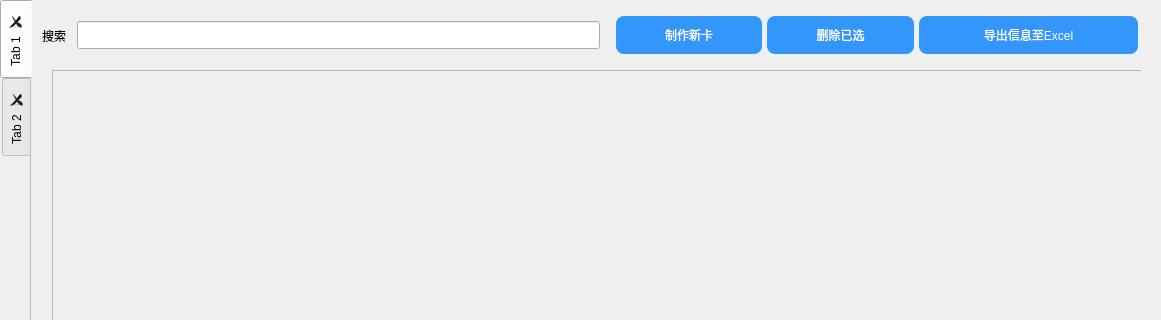
Before: the Qt Designer form visualizationSrc/qtUI/CardControler/cardControler.ui in NWYLZW/A-Language-IDE, drawn with Qt 5; both pictures show x 0 to 1161 and y 0 to 320 of the 1161 by 668 pixel window.
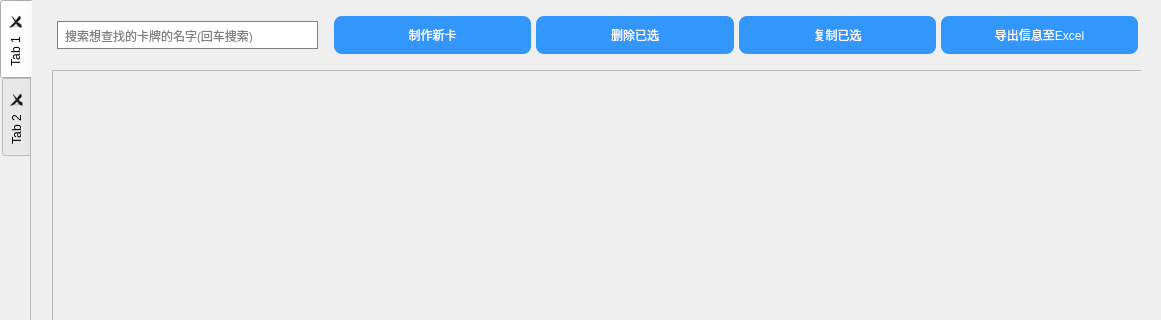
After: the same form once the commit is applied.

```diff
--- a/visualizationSrc/qtUI/CardControler/cardControler.ui
+++ b/visualizationSrc/qtUI/CardControler/cardControler.ui
@@ -73,31 +73,25 @@
     <widget class="QWidget" name="horizontalLayoutWidget_3">
      <property name="geometry">
       <rect>
-       <x>10</x>
+       <x>20</x>
        <y>10</y>
-       <width>1101</width>
+       <width>1091</width>
        <height>51</height>
       </rect>
      </property>
-     <layout class="QHBoxLayout" name="Search">
-      <item>
-       <widget class="QLabel" name="Search_label">
-        <property name="text">
-         <string>搜索</string>
-        </property>
-        <property name="margin">
-         <number>10</number>
-        </property>
-       </widget>
-      </item>
+     <layout class="QHBoxLayout" name="Search" stretch="1,3">
       <item>
        <widget class="QLineEdit" name="Search_Input">
         <property name="styleSheet">
          <string notr="true">#Search_Input{
 	margin: 5px;
 	padding: 5px;
+	border: 1px solid gray;
 }</string>
         </property>
+        <property name="placeholderText">
+         <string>搜索想查找的卡牌的名字(回车搜索)</string>
+        </property>
        </widget>
       </item>
       <item>
@@ -114,7 +108,7 @@
 	background: rgb(20,110,220);
 }</string>
         </property>
-        <layout class="QHBoxLayout" name="btnList" stretch="2,2,3">
+        <layout class="QHBoxLayout" name="btnList" stretch="0,0,0,0">
          <property name="spacing">
           <number>5</number>
          </property>
@@ -156,6 +150,19 @@
            </property>
           </widget>
          </item>
+         <item>
+          <widget class="QPushButton" name="copyCard">
+           <property name="cursor">
+            <cursorShape>PointingHandCursor</cursorShape>
+           </property>
+           <property name="styleSheet">
+            <string notr="true"/>
+           </property>
+           <property name="text">
+            <string>复制已选</string>
+           </property>
+          </widget>
+         </item>
          <item>
           <widget class="QPushButton" name="pushButton_3">
            <property name="cursor">
```
